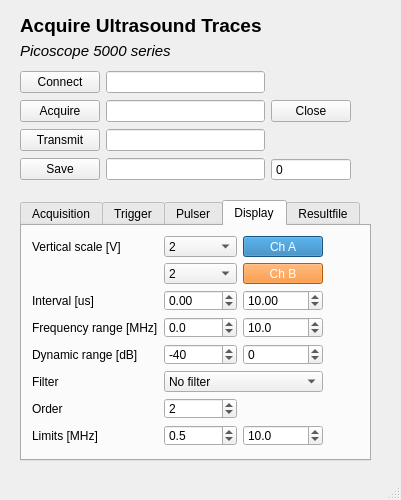
First picture: the form in acquire_ultrasound/python/src/aquire_ultrasound_gui.ui, repository Lars27/ultrasound-measurements, before the edit.
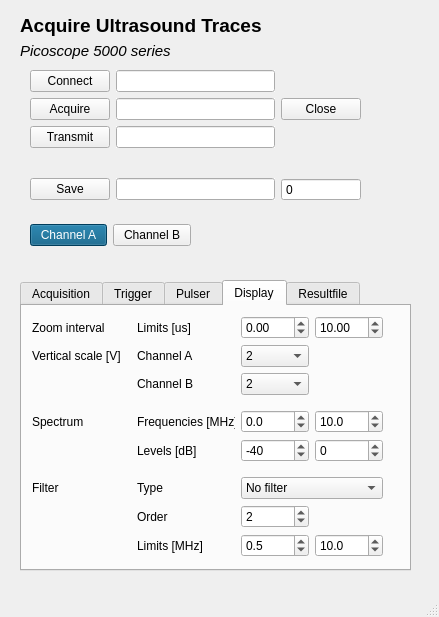
Second picture: the form after the edit. The open tabs and pages were chosen to show the change.

Diff of the .ui file:
```diff
--- a/acquire_ultrasound/python/src/aquire_ultrasound_gui.ui
+++ b/acquire_ultrasound/python/src/aquire_ultrasound_gui.ui
@@ -9,8 +9,8 @@
    <rect>
     <x>0</x>
     <y>0</y>
-    <width>401</width>
-    <height>500</height>
+    <width>439</width>
+    <height>617</height>
    </rect>
   </property>
   <property name="sizePolicy">
@@ -77,9 +77,9 @@
     <property name="geometry">
      <rect>
       <x>20</x>
-      <y>200</y>
-      <width>351</width>
-      <height>261</height>
+      <y>280</y>
+      <width>391</width>
+      <height>291</height>
      </rect>
     </property>
     <property name="styleSheet">
@@ -1055,94 +1055,119 @@
      <attribute name="title">
       <string>Display</string>
      </attribute>
-     <widget class="QWidget" name="gridLayoutWidget_2">
+     <widget class="QWidget" name="gridLayoutWidget_6">
       <property name="geometry">
        <rect>
         <x>10</x>
         <y>10</y>
-        <width>291</width>
-        <height>210</height>
+        <width>351</width>
+        <height>241</height>
        </rect>
       </property>
-      <layout class="QGridLayout" name="displayGridLayout">
+      <layout class="QGridLayout" name="gridLayout_4">
        <item row="4" column="1">
-        <widget class="QDoubleSpinBox" name="zoomStartSpinBox">
-         <property name="locale">
-          <locale language="English" country="UnitedKingdom"/>
-         </property>
-         <property name="buttonSymbols">
-          <enum>QAbstractSpinBox::UpDownArrows</enum>
-         </property>
-         <property name="suffix">
-          <string/>
-         </property>
-         <property name="decimals">
-          <number>2</number>
-         </property>
-         <property name="minimum">
-          <double>-100.000000000000000</double>
-         </property>
-         <property name="maximum">
-          <double>200.000000000000000</double>
-         </property>
-         <property name="singleStep">
-          <double>0.010000000000000</double>
-         </property>
-         <property name="value">
-          <double>0.000000000000000</double>
-         </property>
-        </widget>
-       </item>
-       <item row="4" column="2">
-        <widget class="QDoubleSpinBox" name="zoomEndSpinBox">
-         <property name="locale">
-          <locale language="English" country="UnitedKingdom"/>
-         </property>
-         <property name="buttonSymbols">
-          <enum>QAbstractSpinBox::UpDownArrows</enum>
-         </property>
-         <property name="suffix">
-          <string/>
-         </property>
-         <property name="decimals">
-          <number>2</number>
-         </property>
-         <property name="minimum">
-          <double>-100.000000000000000</double>
-         </property>
-         <property name="maximum">
-          <double>200.000000000000000</double>
-         </property>
-         <property name="singleStep">
-          <double>0.010000000000000</double>
-         </property>
-         <property name="value">
-          <double>10.000000000000000</double>
-         </property>
-        </widget>
-       </item>
-       <item row="7" column="0">
-        <widget class="QLabel" name="dbrangeLabel">
-         <property name="locale">
-          <locale language="English" country="UnitedKingdom"/>
-         </property>
-         <property name="text">
-          <string>Dynamic range [dB]</string>
-         </property>
-        </widget>
-       </item>
-       <item row="4" column="0">
         <widget class="QLabel" name="zoomLabel">
          <property name="locale">
           <locale language="English" country="UnitedKingdom"/>
          </property>
          <property name="text">
-          <string>Interval [us]</string>
+          <string>Limits [us]</string>
          </property>
         </widget>
        </item>
-       <item row="7" column="2">
-        <widget class="QDoubleSpinBox" name="dbMaxSpinBox">
+       <item row="6" column="2">
+        <widget class="QComboBox" name="displayrangeAComboBox">
+         <property name="sizePolicy">
+          <sizepolicy hsizetype="Preferred" vsizetype="Fixed">
+           <horstretch>0</horstretch>
+           <verstretch>0</verstretch>
+          </sizepolicy>
+         </property>
+         <property name="maximumSize">
+          <size>
+           <width>16777215</width>
+           <height>16777215</height>
+          </size>
+         </property>
+         <property name="currentIndex">
+          <number>10</number>
+         </property>
+         <item>
+          <property name="text">
+           <string>1 m</string>
+          </property>
+         </item>
+         <item>
+          <property name="text">
+           <string>2 m</string>
+          </property>
+         </item>
+         <item>
+          <property name="text">
+           <string>5 m</string>
+          </property>
+         </item>
+         <item>
+          <property name="text">
+           <string>10 m</string>
+          </property>
+         </item>
+         <item>
+          <property name="text">
+           <string>20 m</string>
+          </property>
+         </item>
+         <item>
+          <property name="text">
+           <string>50 m</string>
+          </property>
+         </item>
+         <item>
+          <property name="text">
+           <string>100 m</string>
+          </property>
+         </item>
+         <item>
+          <property name="text">
+           <string>200 m</string>
+          </property>
+         </item>
+         <item>
+          <property name="text">
+           <string>500 m</string>
+          </property>
+         </item>
+         <item>
+          <property name="text">
+           <string>1</string>
+          </property>
+         </item>
+         <item>
+          <property name="text">
+           <string>2</string>
+          </property>
+         </item>
+         <item>
+          <property name="text">
+           <string>5</string>
+          </property>
+         </item>
+         <item>
+          <property name="text">
+           <string>10</string>
+          </property>
+         </item>
+        </widget>
+       </item>
+       <item row="9" column="0">
+        <widget class="QLabel" name="label_2">
+         <property name="text">
+          <string>Spectrum</string>
+         </property>
+        </widget>
+       </item>
+       <item row="4" column="3">
+        <widget class="QDoubleSpinBox" name="zoomEndSpinBox">
          <property name="locale">
           <locale language="English" country="UnitedKingdom"/>
          </property>
@@ -1153,23 +1178,23 @@
           <string/>
          </property>
          <property name="decimals">
-          <number>0</number>
+          <number>2</number>
          </property>
          <property name="minimum">
           <double>-100.000000000000000</double>
          </property>
          <property name="maximum">
-          <double>100.000000000000000</double>
+          <double>200.000000000000000</double>
          </property>
          <property name="singleStep">
           <double>1.000000000000000</double>
          </property>
          <property name="value">
-          <double>0.000000000000000</double>
+          <double>10.000000000000000</double>
          </property>
         </widget>
        </item>
-       <item row="5" column="1">
+       <item row="9" column="2">
         <widget class="QDoubleSpinBox" name="zoomFminSpinBox">
          <property name="locale">
           <locale language="English" country="UnitedKingdom"/>
@@ -1197,8 +1222,8 @@
          </property>
         </widget>
        </item>
-       <item row="5" column="2">
-        <widget class="QDoubleSpinBox" name="zoomFmaxSpinBox">
+       <item row="4" column="2">
+        <widget class="QDoubleSpinBox" name="zoomStartSpinBox">
          <property name="locale">
           <locale language="English" country="UnitedKingdom"/>
          </property>
@@ -1209,7 +1234,7 @@
           <string/>
          </property>
          <property name="decimals">
-          <number>1</number>
+          <number>2</number>
          </property>
          <property name="minimum">
           <double>-100.000000000000000</double>
@@ -1221,49 +1246,66 @@
           <double>0.100000000000000</double>
          </property>
          <property name="value">
-          <double>10.000000000000000</double>
+          <double>0.000000000000000</double>
          </property>
         </widget>
        </item>
-       <item row="5" column="0">
-        <widget class="QLabel" name="frequencyrangeLabel">
+       <item row="13" column="0">
+        <widget class="QLabel" name="label_3">
+         <property name="text">
+          <string>Filter</string>
+         </property>
+        </widget>
+       </item>
+       <item row="11" column="1">
+        <spacer name="verticalSpacer_2">
+         <property name="orientation">
+          <enum>Qt::Vertical</enum>
+         </property>
+         <property name="sizeHint" stdset="0">
+          <size>
+           <width>20</width>
+           <height>40</height>
+          </size>
+         </property>
+        </spacer>
+       </item>
+       <item row="4" column="0">
+        <widget class="QLabel" name="label">
+         <property name="text">
+          <string>Zoom interval</string>
+         </property>
+        </widget>
+       </item>
+       <item row="10" column="3">
+        <widget class="QDoubleSpinBox" name="dbMaxSpinBox">
          <property name="locale">
           <locale language="English" country="UnitedKingdom"/>
          </property>
-         <property name="text">
-          <string>Frequency range [MHz]</string>
+         <property name="buttonSymbols">
+          <enum>QAbstractSpinBox::UpDownArrows</enum>
+         </property>
+         <property name="suffix">
+          <string/>
+         </property>
+         <property name="decimals">
+          <number>0</number>
+         </property>
+         <property name="minimum">
+          <double>-100.000000000000000</double>
+         </property>
+         <property name="maximum">
+          <double>100.000000000000000</double>
+         </property>
+         <property name="singleStep">
+          <double>1.000000000000000</double>
+         </property>
+         <property name="value">
+          <double>0.000000000000000</double>
          </property>
         </widget>
        </item>
        <item row="10" column="2">
-        <widget class="QDoubleSpinBox" name="fmaxSpinBox">
-         <property name="locale">
-          <locale language="English" country="UnitedKingdom"/>
-         </property>
-         <property name="buttonSymbols">
-          <enum>QAbstractSpinBox::UpDownArrows</enum>
-         </property>
-         <property name="suffix">
-          <string/>
-         </property>
-         <property name="decimals">
-          <number>1</number>
-         </property>
-         <property name="minimum">
-          <double>0.000000000000000</double>
-         </property>
-         <property name="maximum">
-          <double>50.000000000000000</double>
-         </property>
-         <property name="singleStep">
-          <double>0.500000000000000</double>
-         </property>
-         <property name="value">
-          <double>10.000000000000000</double>
-         </property>
-        </widget>
-       </item>
-       <item row="7" column="1">
         <widget class="QDoubleSpinBox" name="dbMinSpinBox">
          <property name="locale">
           <locale language="English" country="UnitedKingdom"/>
@@ -1291,7 +1333,73 @@
          </property>
         </widget>
        </item>
-       <item row="10" column="0">
+       <item row="9" column="3">
+        <widget class="QDoubleSpinBox" name="zoomFmaxSpinBox">
+         <property name="locale">
+          <locale language="English" country="UnitedKingdom"/>
+         </property>
+         <property name="buttonSymbols">
+          <enum>QAbstractSpinBox::UpDownArrows</enum>
+         </property>
+         <property name="suffix">
+          <string/>
+         </property>
+         <property name="decimals">
+          <number>1</number>
+         </property>
+         <property name="minimum">
+          <double>-100.000000000000000</double>
+         </property>
+         <property name="maximum">
+          <double>200.000000000000000</double>
+         </property>
+         <property name="singleStep">
+          <double>0.100000000000000</double>
+         </property>
+         <property name="value">
+          <double>10.000000000000000</double>
+         </property>
+        </widget>
+       </item>
+       <item row="9" column="1">
+        <widget class="QLabel" name="frequencyrangeLabel">
+         <property name="locale">
+          <locale language="English" country="UnitedKingdom"/>
+         </property>
+         <property name="text">
+          <string>Frequencies [MHz]</string>
+         </property>
+        </widget>
+       </item>
+       <item row="15" column="2">
+        <widget class="QDoubleSpinBox" name="fminSpinBox">
+         <property name="locale">
+          <locale language="English" country="UnitedKingdom"/>
+         </property>
+         <property name="buttonSymbols">
+          <enum>QAbstractSpinBox::UpDownArrows</enum>
+         </property>
+         <property name="suffix">
+          <string/>
+         </property>
+         <property name="decimals">
+          <number>1</number>
+         </property>
+         <property name="minimum">
+          <double>0.000000000000000</double>
+         </property>
+         <property name="maximum">
+          <double>50.000000000000000</double>
+         </property>
+         <property name="singleStep">
+          <double>0.500000000000000</double>
+         </property>
+         <property name="value">
+          <double>0.500000000000000</double>
+         </property>
+        </widget>
+       </item>
+       <item row="15" column="1">
         <widget class="QLabel" name="flimLabel">
          <property name="locale">
           <locale language="English" country="UnitedKingdom"/>
@@ -1301,7 +1409,68 @@
          </property>
         </widget>
        </item>
-       <item row="8" column="1" colspan="2">
+       <item row="10" column="1">
+        <widget class="QLabel" name="dbrangeLabel">
+         <property name="locale">
+          <locale language="English" country="UnitedKingdom"/>
+         </property>
+         <property name="text">
+          <string>Levels [dB]</string>
+         </property>
+        </widget>
+       </item>
+       <item row="15" column="3">
+        <widget class="QDoubleSpinBox" name="fmaxSpinBox">
+         <property name="locale">
+          <locale language="English" country="UnitedKingdom"/>
+         </property>
+         <property name="buttonSymbols">
+          <enum>QAbstractSpinBox::UpDownArrows</enum>
+         </property>
+         <property name="suffix">
+          <string/>
+         </property>
+         <property name="decimals">
+          <number>1</number>
+         </property>
+         <property name="minimum">
+          <double>0.000000000000000</double>
+         </property>
+         <property name="maximum">
+          <double>50.000000000000000</double>
+         </property>
+         <property name="singleStep">
+          <double>0.500000000000000</double>
+         </property>
+         <property name="value">
+          <double>10.000000000000000</double>
+         </property>
+        </widget>
+       </item>
+       <item row="14" column="1">
+        <widget class="QLabel" name="flimLabel_2">
+         <property name="locale">
+          <locale language="English" country="UnitedKingdom"/>
+         </property>
+         <property name="text">
+          <string>Order</string>
+         </property>
+        </widget>
+       </item>
+       <item row="14" column="2">
+        <widget class="QSpinBox" name="filterOrderSpinBox">
+         <property name="minimum">
+          <number>1</number>
+         </property>
+         <property name="maximum">
+          <number>4</number>
+         </property>
+         <property name="value">
+          <number>2</number>
+         </property>
+        </widget>
+       </item>
+       <item row="13" column="2" colspan="2">
         <widget class="QComboBox" name="filterComboBox">
          <property name="currentText">
           <string>No filter</string>
@@ -1326,71 +1495,17 @@
          </item>
         </widget>
        </item>
-       <item row="9" column="0">
-        <widget class="QLabel" name="flimLabel_3">
-         <property name="locale">
-          <locale language="English" country="UnitedKingdom"/>
-         </property>
+       <item row="13" column="1">
+        <widget class="QLabel" name="label_4">
          <property name="text">
-          <string>Order</string>
+          <string>Type</string>
          </property>
         </widget>
        </item>
-       <item row="10" column="1">
-        <widget class="QDoubleSpinBox" name="fminSpinBox">
-         <property name="locale">
-          <locale language="English" country="UnitedKingdom"/>
-         </property>
-         <property name="buttonSymbols">
-          <enum>QAbstractSpinBox::UpDownArrows</enum>
-         </property>
-         <property name="suffix">
-          <string/>
-         </property>
-         <property name="decimals">
-          <number>1</number>
-         </property>
-         <property name="minimum">
-          <double>0.000000000000000</double>
-         </property>
-         <property name="maximum">
-          <double>50.000000000000000</double>
-         </property>
-         <property name="singleStep">
-          <double>0.500000000000000</double>
-         </property>
-         <property name="value">
-          <double>0.500000000000000</double>
-         </property>
-        </widget>
-       </item>
-       <item row="8" column="0">
-        <widget class="QLabel" name="flimLabel_2">
-         <property name="locale">
-          <locale language="English" country="UnitedKingdom"/>
-         </property>
-         <property name="text">
-          <string>Filter</string>
-         </property>
-        </widget>
-       </item>
-       <item row="9" column="1">
-        <widget class="QSpinBox" name="filterOrderSpinBox">
-         <property name="minimum">
-          <number>1</number>
-         </property>
-         <property name="maximum">
-          <number>4</number>
-         </property>
-         <property name="value">
-          <number>2</number>
-         </property>
-        </widget>
-       </item>
-       <item row="0" column="1">
-        <widget class="QComboBox" name="displayrangeAComboBox">
+       <item row="7" column="2">
+        <widget class="QComboBox" name="displayrangeBComboBox">
          <property name="sizePolicy">
-          <sizepolicy hsizetype="Preferred" vsizetype="Preferred">
+          <sizepolicy hsizetype="Preferred" vsizetype="Fixed">
            <horstretch>0</horstretch>
            <verstretch>0</verstretch>
           </sizepolicy>
@@ -1471,7 +1586,20 @@
          </item>
         </widget>
        </item>
-       <item row="0" column="0">
+       <item row="8" column="1">
+        <spacer name="verticalSpacer">
+         <property name="orientation">
+          <enum>Qt::Vertical</enum>
+         </property>
+         <property name="sizeHint" stdset="0">
+          <size>
+           <width>20</width>
+           <height>40</height>
+          </size>
+         </property>
+        </spacer>
+       </item>
+       <item row="6" column="0">
         <widget class="QLabel" name="displayscaleLabel">
          <property name="minimumSize">
           <size>
@@ -1487,142 +1615,17 @@
          </property>
         </widget>
        </item>
-       <item row="1" column="1">
-        <widget class="QComboBox" name="displayrangeBComboBox">
-         <property name="sizePolicy">
-          <sizepolicy hsizetype="Preferred" vsizetype="Preferred">
-           <horstretch>0</horstretch>
-           <verstretch>0</verstretch>
-          </sizepolicy>
-         </property>
-         <property name="maximumSize">
-          <size>
-           <width>16777215</width>
-           <height>16777215</height>
-          </size>
-         </property>
-         <property name="currentIndex">
-          <number>10</number>
-         </property>
-         <item>
-          <property name="text">
-           <string>1 m</string>
-          </property>
-         </item>
-         <item>
-          <property name="text">
-           <string>2 m</string>
-          </property>
-         </item>
-         <item>
-          <property name="text">
-           <string>5 m</string>
-          </property>
-         </item>
-         <item>
-          <property name="text">
-           <string>10 m</string>
-          </property>
-         </item>
-         <item>
-          <property name="text">
-           <string>20 m</string>
-          </property>
-         </item>
-         <item>
-          <property name="text">
-           <string>50 m</string>
-          </property>
-         </item>
-         <item>
-          <property name="text">
-           <string>100 m</string>
-          </property>
-         </item>
-         <item>
-          <property name="text">
-           <string>200 m</string>
-          </property>
-         </item>
-         <item>
-          <property name="text">
-           <string>500 m</string>
-          </property>
-         </item>
-         <item>
-          <property name="text">
-           <string>1</string>
-          </property>
-         </item>
-         <item>
-          <property name="text">
-           <string>2</string>
-          </property>
-         </item>
-         <item>
-          <property name="text">
-           <string>5</string>
-          </property>
-         </item>
-         <item>
-          <property name="text">
-           <string>10</string>
-          </property>
-         </item>
-        </widget>
-       </item>
-       <item row="0" column="2">
-        <widget class="QPushButton" name="chAButton">
-         <property name="sizePolicy">
-          <sizepolicy hsizetype="Preferred" vsizetype="Preferred">
-           <horstretch>0</horstretch>
-           <verstretch>0</verstretch>
-          </sizepolicy>
-         </property>
-         <property name="font">
-          <font>
-           <weight>50</weight>
-           <bold>false</bold>
-          </font>
-         </property>
-         <property name="styleSheet">
-          <string notr="true">background-color: rgb(31, 119, 180);
-color: rgb(255, 255, 255);</string>
-         </property>
+       <item row="6" column="1">
+        <widget class="QLabel" name="label_5">
          <property name="text">
-          <string>Ch A</string>
+          <string>Channel A</string>
          </property>
-         <property name="checkable">
-          <bool>true</bool>
-         </property>
-         <property name="checked">
-          <bool>false</bool>
-         </property>
         </widget>
        </item>
-       <item row="1" column="2">
-        <widget class="QPushButton" name="chBButton">
-         <property name="sizePolicy">
-          <sizepolicy hsizetype="Preferred" vsizetype="Preferred">
-           <horstretch>0</horstretch>
-           <verstretch>0</verstretch>
-          </sizepolicy>
-         </property>
-         <property name="font">
-          <font>
-           <weight>50</weight>
-           <bold>false</bold>
-          </font>
-         </property>
-         <property name="styleSheet">
-          <string notr="true">background-color: rgb(255, 127, 14);
-color: white;</string>
-         </property>
+       <item row="7" column="1">
+        <widget class="QLabel" name="label_6">
          <property name="text">
-          <string>Ch B</string>
-         </property>
-         <property name="checkable">
-          <bool>true</bool>
+          <string>Channel B</string>
          </property>
         </widget>
        </item>
@@ -1648,17 +1651,79 @@
    <widget class="QWidget" name="gridLayoutWidget">
     <property name="geometry">
      <rect>
-      <x>20</x>
+      <x>30</x>
       <y>70</y>
       <width>331</width>
-      <height>112</height>
+      <height>131</height>
      </rect>
     </property>
     <layout class="QGridLayout" name="gridLayout_3">
-     <item row="3" column="3">
-      <widget class="QSpinBox" name="filecounterSpinBox">
-       <property name="buttonSymbols">
-        <enum>QAbstractSpinBox::NoButtons</enum>
+     <item row="4" column="2">
+      <widget class="QLineEdit" name="resultfileEdit">
+       <property name="sizePolicy">
+        <sizepolicy hsizetype="Expanding" vsizetype="Fixed">
+         <horstretch>0</horstretch>
+         <verstretch>0</verstretch>
+        </sizepolicy>
+       </property>
+       <property name="minimumSize">
+        <size>
+         <width>150</width>
+         <height>0</height>
+        </size>
+       </property>
+       <property name="autoFillBackground">
+        <bool>true</bool>
+       </property>
+       <property name="styleSheet">
+        <string notr="true"/>
+       </property>
+       <property name="locale">
+        <locale language="English" country="UnitedKingdom"/>
+       </property>
+       <property name="text">
+        <string/>
+       </property>
+       <property name="alignment">
+        <set>Qt::AlignCenter</set>
+       </property>
+      </widget>
+     </item>
+     <item row="0" column="2">
+      <widget class="QLineEdit" name="connectedEdit">
+       <property name="autoFillBackground">
+        <bool>true</bool>
+       </property>
+       <property name="styleSheet">
+        <string notr="true"/>
+       </property>
+       <property name="locale">
+        <locale language="English" country="UnitedKingdom"/>
+       </property>
+       <property name="text">
+        <string/>
+       </property>
+       <property name="alignment">
+        <set>Qt::AlignCenter</set>
+       </property>
+      </widget>
+     </item>
+     <item row="2" column="2">
+      <widget class="QLineEdit" name="transmitStatusEdit">
+       <property name="autoFillBackground">
+        <bool>true</bool>
+       </property>
+       <property name="styleSheet">
+        <string notr="true"/>
+       </property>
+       <property name="locale">
+        <locale language="English" country="UnitedKingdom"/>
+       </property>
+       <property name="text">
+        <string/>
+       </property>
+       <property name="alignment">
+        <set>Qt::AlignCenter</set>
        </property>
       </widget>
      </item>
@@ -1700,50 +1765,10 @@
        </property>
       </widget>
      </item>
-     <item row="0" column="2">
-      <widget class="QLineEdit" name="connectedEdit">
-       <property name="autoFillBackground">
-        <bool>true</bool>
-       </property>
-       <property name="styleSheet">
-        <string notr="true"/>
-       </property>
-       <property name="locale">
-        <locale language="English" country="UnitedKingdom"/>
-       </property>
-       <property name="text">
-        <string/>
-       </property>
-       <property name="alignment">
-        <set>Qt::AlignCenter</set>
-       </property>
-      </widget>
-     </item>
-     <item row="1" column="0">
-      <widget class="QPushButton" name="acquireButton">
-       <property name="maximumSize">
-        <size>
-         <width>16777215</width>
-         <height>16777215</height>
-        </size>
-       </property>
-       <property name="styleSheet">
-        <string notr="true"/>
-       </property>
-       <property name="locale">
-        <locale language="English" country="UnitedKingdom"/>
-       </property>
-       <property name="text">
-        <string>Acquire</string>
-       </property>
-       <property name="checkable">
-        <bool>true</bool>
-       </property>
-       <property name="checked">
-        <bool>false</bool>
-       </property>
-       <property name="flat">
-        <bool>false</bool>
+     <item row="4" column="3">
+      <widget class="QSpinBox" name="filecounterSpinBox">
+       <property name="buttonSymbols">
+        <enum>QAbstractSpinBox::NoButtons</enum>
        </property>
       </widget>
      </item>
@@ -1760,56 +1785,6 @@
        </property>
       </widget>
      </item>
-     <item row="3" column="2">
-      <widget class="QLineEdit" name="resultfileEdit">
-       <property name="sizePolicy">
-        <sizepolicy hsizetype="Expanding" vsizetype="Fixed">
-         <horstretch>0</horstretch>
-         <verstretch>0</verstretch>
-        </sizepolicy>
-       </property>
-       <property name="minimumSize">
-        <size>
-         <width>150</width>
-         <height>0</height>
-        </size>
-       </property>
-       <property name="autoFillBackground">
-        <bool>true</bool>
-       </property>
-       <property name="styleSheet">
-        <string notr="true"/>
-       </property>
-       <property name="locale">
-        <locale language="English" country="UnitedKingdom"/>
-       </property>
-       <property name="text">
-        <string/>
-       </property>
-       <property name="alignment">
-        <set>Qt::AlignCenter</set>
-       </property>
-      </widget>
-     </item>
-     <item row="3" column="0">
-      <widget class="QPushButton" name="saveButton">
-       <property name="maximumSize">
-        <size>
-         <width>16777215</width>
-         <height>16777215</height>
-        </size>
-       </property>
-       <property name="styleSheet">
-        <string notr="true"/>
-       </property>
-       <property name="locale">
-        <locale language="English" country="UnitedKingdom"/>
-       </property>
-       <property name="text">
-        <string>Save</string>
-       </property>
-      </widget>
-     </item>
      <item row="2" column="0">
       <widget class="QPushButton" name="transmitButton">
        <property name="styleSheet">
@@ -1829,25 +1804,158 @@
        </property>
       </widget>
      </item>
+     <item row="1" column="0">
+      <widget class="QPushButton" name="acquireButton">
+       <property name="maximumSize">
+        <size>
+         <width>16777215</width>
+         <height>16777215</height>
+        </size>
+       </property>
+       <property name="styleSheet">
+        <string notr="true"/>
+       </property>
+       <property name="locale">
+        <locale language="English" country="UnitedKingdom"/>
+       </property>
+       <property name="text">
+        <string>Acquire</string>
+       </property>
+       <property name="checkable">
+        <bool>true</bool>
+       </property>
+       <property name="checked">
+        <bool>false</bool>
+       </property>
+       <property name="flat">
+        <bool>false</bool>
+       </property>
+      </widget>
+     </item>
+     <item row="4" column="0">
+      <widget class="QPushButton" name="saveButton">
+       <property name="maximumSize">
+        <size>
+         <width>16777215</width>
+         <height>16777215</height>
+        </size>
+       </property>
+       <property name="styleSheet">
+        <string notr="true"/>
+       </property>
+       <property name="locale">
+        <locale language="English" country="UnitedKingdom"/>
+       </property>
+       <property name="text">
+        <string>Save</string>
+       </property>
+      </widget>
+     </item>
+     <item row="3" column="0">
+      <spacer name="verticalSpacer_7">
+       <property name="orientation">
+        <enum>Qt::Vertical</enum>
+       </property>
+       <property name="sizeHint" stdset="0">
+        <size>
+         <width>20</width>
+         <height>40</height>
+        </size>
+       </property>
+      </spacer>
+     </item>
+    </layout>
+   </widget>
+   <widget class="QWidget" name="gridLayoutWidget_2">
+    <property name="geometry">
+     <rect>
+      <x>30</x>
+      <y>210</y>
+      <width>161</width>
+      <height>51</height>
+     </rect>
+    </property>
+    <layout class="QGridLayout" name="gridLayout_5">
+     <item row="0" column="1">
+      <spacer name="verticalSpacer_5">
+       <property name="orientation">
+        <enum>Qt::Vertical</enum>
+       </property>
+       <property name="sizeHint" stdset="0">
+        <size>
+         <width>20</width>
+         <height>40</height>
+        </size>
+       </property>
+      </spacer>
+     </item>
      <item row="2" column="2">
-      <widget class="QLineEdit" name="transmitStatusEdit">
-       <property name="autoFillBackground">
-        <bool>true</bool>
+      <widget class="QPushButton" name="chBButton">
+       <property name="sizePolicy">
+        <sizepolicy hsizetype="Preferred" vsizetype="Preferred">
+         <horstretch>0</horstretch>
+         <verstretch>0</verstretch>
+        </sizepolicy>
+       </property>
+       <property name="font">
+        <font>
+         <weight>50</weight>
+         <bold>false</bold>
+        </font>
        </property>
        <property name="styleSheet">
         <string notr="true"/>
        </property>
-       <property name="locale">
-        <locale language="English" country="UnitedKingdom"/>
+       <property name="text">
+        <string>Channel B</string>
        </property>
+       <property name="checkable">
+        <bool>true</bool>
+       </property>
+      </widget>
+     </item>
+     <item row="2" column="1">
+      <widget class="QPushButton" name="chAButton">
+       <property name="sizePolicy">
+        <sizepolicy hsizetype="Preferred" vsizetype="Preferred">
+         <horstretch>0</horstretch>
+         <verstretch>0</verstretch>
+        </sizepolicy>
+       </property>
+       <property name="font">
+        <font>
+         <weight>50</weight>
+         <bold>false</bold>
+        </font>
+       </property>
+       <property name="styleSheet">
+        <string notr="true">background-color: rgb(0, 85, 127);
+color: rgb(255, 255, 255);</string>
+       </property>
        <property name="text">
-        <string/>
+        <string>Channel A</string>
        </property>
-       <property name="alignment">
-        <set>Qt::AlignCenter</set>
+       <property name="checkable">
+        <bool>true</bool>
        </property>
+       <property name="checked">
+        <bool>false</bool>
+       </property>
       </widget>
      </item>
+     <item row="3" column="1">
+      <spacer name="verticalSpacer_6">
+       <property name="orientation">
+        <enum>Qt::Vertical</enum>
+       </property>
+       <property name="sizeHint" stdset="0">
+        <size>
+         <width>20</width>
+         <height>40</height>
+        </size>
+       </property>
+      </spacer>
+     </item>
     </layout>
    </widget>
   </widget>
```
Left out of the diff: 507 changed lines with no effect on the pictures.
